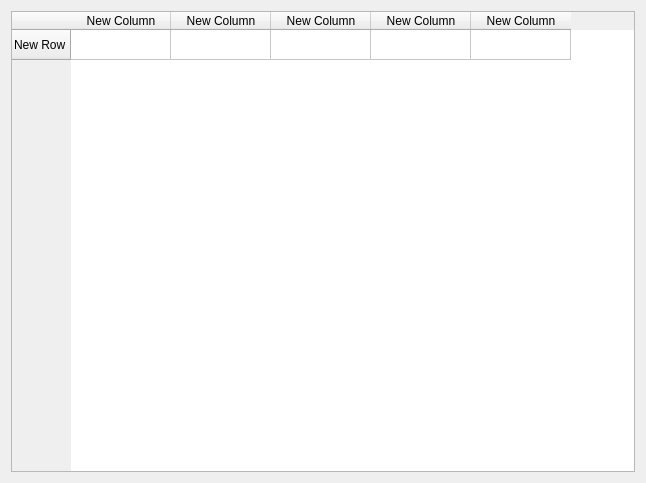
hyper-aperiodic/HyperTiler, file advancedWindow.ui: the form before one commit.
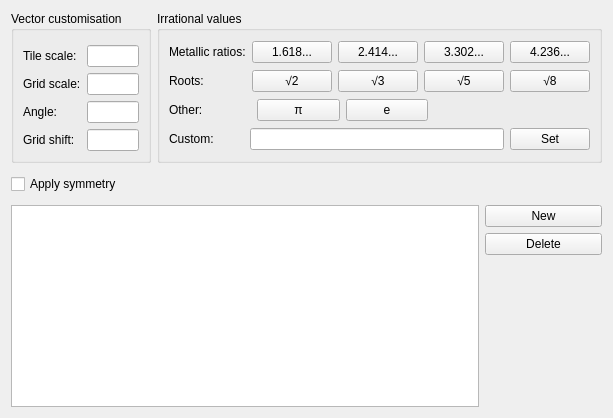
The form after the commit.

Commit message: designed advanced window

```diff
--- a/advancedWindow.ui
+++ b/advancedWindow.ui
@@ -6,48 +6,373 @@
    <rect>
     <x>0</x>
     <y>0</y>
-    <width>646</width>
-    <height>483</height>
+    <width>596</width>
+    <height>418</height>
    </rect>
   </property>
+  <property name="sizePolicy">
+   <sizepolicy hsizetype="Expanding" vsizetype="Fixed">
+    <horstretch>0</horstretch>
+    <verstretch>0</verstretch>
+   </sizepolicy>
+  </property>
+  <property name="minimumSize">
+   <size>
+    <width>0</width>
+    <height>0</height>
+   </size>
+  </property>
+  <property name="maximumSize">
+   <size>
+    <width>10101010</width>
+    <height>10101010</height>
+   </size>
+  </property>
   <property name="windowTitle">
    <string>Form</string>
   </property>
-  <layout class="QVBoxLayout" name="verticalLayout">
+  <layout class="QVBoxLayout" name="verticalLayout" stretch="2,0,0,0,3">
    <item>
-    <widget class="QTableWidget" name="tableWidget">
-     <row>
-      <property name="text">
-       <string>New Row</string>
-      </property>
-     </row>
-     <column>
-      <property name="text">
-       <string>New Column</string>
-      </property>
-     </column>
-     <column>
-      <property name="text">
-       <string>New Column</string>
-      </property>
-     </column>
-     <column>
-      <property name="text">
-       <string>New Column</string>
-      </property>
-     </column>
-     <column>
-      <property name="text">
-       <string>New Column</string>
-      </property>
-     </column>
-     <column>
-      <property name="text">
-       <string>New Column</string>
-      </property>
-     </column>
+    <layout class="QHBoxLayout" name="horizontalLayout_2" stretch="0,2">
+     <item>
+      <widget class="QGroupBox" name="groupBox">
+       <property name="title">
+        <string>Vector customisation</string>
+       </property>
+       <layout class="QVBoxLayout" name="verticalLayout_3">
+        <item>
+         <spacer name="verticalSpacer_4">
+          <property name="orientation">
+           <enum>Qt::Vertical</enum>
+          </property>
+          <property name="sizeType">
+           <enum>QSizePolicy::Fixed</enum>
+          </property>
+          <property name="sizeHint" stdset="0">
+           <size>
+            <width>20</width>
+            <height>5</height>
+           </size>
+          </property>
+         </spacer>
+        </item>
+        <item>
+         <layout class="QFormLayout" name="formLayout">
+          <item row="0" column="0">
+           <widget class="QLabel" name="label">
+            <property name="text">
+             <string>Tile scale:</string>
+            </property>
+           </widget>
+          </item>
+          <item row="0" column="1">
+           <widget class="QLineEdit" name="lineEdit">
+            <property name="maximumSize">
+             <size>
+              <width>75</width>
+              <height>16777215</height>
+             </size>
+            </property>
+           </widget>
+          </item>
+          <item row="1" column="0">
+           <widget class="QLabel" name="label_2">
+            <property name="text">
+             <string>Grid scale:</string>
+            </property>
+           </widget>
+          </item>
+          <item row="1" column="1">
+           <widget class="QLineEdit" name="lineEdit_2">
+            <property name="maximumSize">
+             <size>
+              <width>75</width>
+              <height>16777215</height>
+             </size>
+            </property>
+           </widget>
+          </item>
+          <item row="2" column="0">
+           <widget class="QLabel" name="label_3">
+            <property name="text">
+             <string>Angle:</string>
+            </property>
+           </widget>
+          </item>
+          <item row="2" column="1">
+           <widget class="QLineEdit" name="lineEdit_3">
+            <property name="maximumSize">
+             <size>
+              <width>75</width>
+              <height>16777215</height>
+             </size>
+            </property>
+           </widget>
+          </item>
+          <item row="3" column="0">
+           <widget class="QLabel" name="label_4">
+            <property name="text">
+             <string>Grid shift:</string>
+            </property>
+           </widget>
+          </item>
+          <item row="3" column="1">
+           <widget class="QLineEdit" name="lineEdit_4">
+            <property name="maximumSize">
+             <size>
+              <width>75</width>
+              <height>16777215</height>
+             </size>
+            </property>
+           </widget>
+          </item>
+         </layout>
+        </item>
+       </layout>
+      </widget>
+     </item>
+     <item>
+      <layout class="QHBoxLayout" name="horizontalLayout_4">
+       <item>
+        <widget class="QGroupBox" name="groupBox_2">
+         <property name="title">
+          <string>Irrational values</string>
+         </property>
+         <layout class="QVBoxLayout" name="verticalLayout_5">
+          <item>
+           <layout class="QHBoxLayout" name="horizontalLayout_5">
+            <item>
+             <widget class="QLabel" name="label_5">
+              <property name="text">
+               <string>Metallic ratios:</string>
+              </property>
+             </widget>
+            </item>
+            <item>
+             <widget class="QPushButton" name="pushButton_3">
+              <property name="text">
+               <string>1.618...</string>
+              </property>
+             </widget>
+            </item>
+            <item>
+             <widget class="QPushButton" name="pushButton_4">
+              <property name="text">
+               <string>2.414...</string>
+              </property>
+             </widget>
+            </item>
+            <item>
+             <widget class="QPushButton" name="pushButton_5">
+              <property name="text">
+               <string>3.302...</string>
+              </property>
+             </widget>
+            </item>
+            <item>
+             <widget class="QPushButton" name="pushButton_6">
+              <property name="text">
+               <string>4.236...</string>
+              </property>
+             </widget>
+            </item>
+           </layout>
+          </item>
+          <item>
+           <layout class="QHBoxLayout" name="horizontalLayout_6">
+            <item>
+             <widget class="QLabel" name="label_6">
+              <property name="text">
+               <string>Roots:</string>
+              </property>
+             </widget>
+            </item>
+            <item>
+             <widget class="QPushButton" name="pushButton_7">
+              <property name="text">
+               <string>√2</string>
+              </property>
+             </widget>
+            </item>
+            <item>
+             <widget class="QPushButton" name="pushButton_8">
+              <property name="text">
+               <string>√3</string>
+              </property>
+             </widget>
+            </item>
+            <item>
+             <widget class="QPushButton" name="pushButton_9">
+              <property name="text">
+               <string>√5</string>
+              </property>
+             </widget>
+            </item>
+            <item>
+             <widget class="QPushButton" name="pushButton_10">
+              <property name="text">
+               <string>√8</string>
+              </property>
+             </widget>
+            </item>
+           </layout>
+          </item>
+          <item>
+           <layout class="QHBoxLayout" name="horizontalLayout_7">
+            <item>
+             <widget class="QLabel" name="label_7">
+              <property name="text">
+               <string>Other:</string>
+              </property>
+             </widget>
+            </item>
+            <item>
+             <widget class="QPushButton" name="pushButton_11">
+              <property name="text">
+               <string>π</string>
+              </property>
+             </widget>
+            </item>
+            <item>
+             <widget class="QPushButton" name="pushButton_12">
+              <property name="text">
+               <string>e</string>
+              </property>
+             </widget>
+            </item>
+            <item>
+             <spacer name="horizontalSpacer">
+              <property name="orientation">
+               <enum>Qt::Horizontal</enum>
+              </property>
+              <property name="sizeType">
+               <enum>QSizePolicy::Fixed</enum>
+              </property>
+              <property name="sizeHint" stdset="0">
+               <size>
+                <width>162</width>
+                <height>20</height>
+               </size>
+              </property>
+             </spacer>
+            </item>
+           </layout>
+          </item>
+          <item>
+           <layout class="QHBoxLayout" name="horizontalLayout_8">
+            <item>
+             <widget class="QLabel" name="label_8">
+              <property name="text">
+               <string>Custom:</string>
+              </property>
+             </widget>
+            </item>
+            <item>
+             <spacer name="horizontalSpacer_2">
+              <property name="orientation">
+               <enum>Qt::Horizontal</enum>
+              </property>
+              <property name="sizeType">
+               <enum>QSizePolicy::Fixed</enum>
+              </property>
+              <property name="sizeHint" stdset="0">
+               <size>
+                <width>30</width>
+                <height>20</height>
+               </size>
+              </property>
+             </spacer>
+            </item>
+            <item>
+             <widget class="QLineEdit" name="lineEdit_5"/>
+            </item>
+            <item>
+             <widget class="QPushButton" name="pushButton_13">
+              <property name="text">
+               <string>Set</string>
+              </property>
+             </widget>
+            </item>
+           </layout>
+          </item>
+         </layout>
+        </widget>
+       </item>
+      </layout>
+     </item>
+    </layout>
+   </item>
+   <item>
+    <spacer name="verticalSpacer_2">
+     <property name="orientation">
+      <enum>Qt::Vertical</enum>
+     </property>
+     <property name="sizeHint" stdset="0">
+      <size>
+       <width>20</width>
+       <height>5</height>
+      </size>
+     </property>
+    </spacer>
+   </item>
+   <item>
+    <widget class="QCheckBox" name="checkBox">
+     <property name="text">
+      <string>Apply symmetry</string>
+     </property>
     </widget>
    </item>
+   <item>
+    <spacer name="verticalSpacer_3">
+     <property name="orientation">
+      <enum>Qt::Vertical</enum>
+     </property>
+     <property name="sizeHint" stdset="0">
+      <size>
+       <width>20</width>
+       <height>5</height>
+      </size>
+     </property>
+    </spacer>
+   </item>
+   <item>
+    <layout class="QHBoxLayout" name="horizontalLayout" stretch="4,1">
+     <item>
+      <widget class="QTableView" name="tableView"/>
+     </item>
+     <item>
+      <layout class="QVBoxLayout" name="verticalLayout_2">
+       <item>
+        <widget class="QPushButton" name="pushButton_2">
+         <property name="text">
+          <string>New</string>
+         </property>
+        </widget>
+       </item>
+       <item>
+        <widget class="QPushButton" name="pushButton">
+         <property name="text">
+          <string>Delete</string>
+         </property>
+        </widget>
+       </item>
+       <item>
+        <spacer name="verticalSpacer">
+         <property name="orientation">
+          <enum>Qt::Vertical</enum>
+         </property>
+         <property name="sizeHint" stdset="0">
+          <size>
+           <width>20</width>
+           <height>40</height>
+          </size>
+         </property>
+        </spacer>
+       </item>
+      </layout>
+     </item>
+    </layout>
+   </item>
   </layout>
  </widget>
  <resources/>
```
The commit also changes 3 other files.
